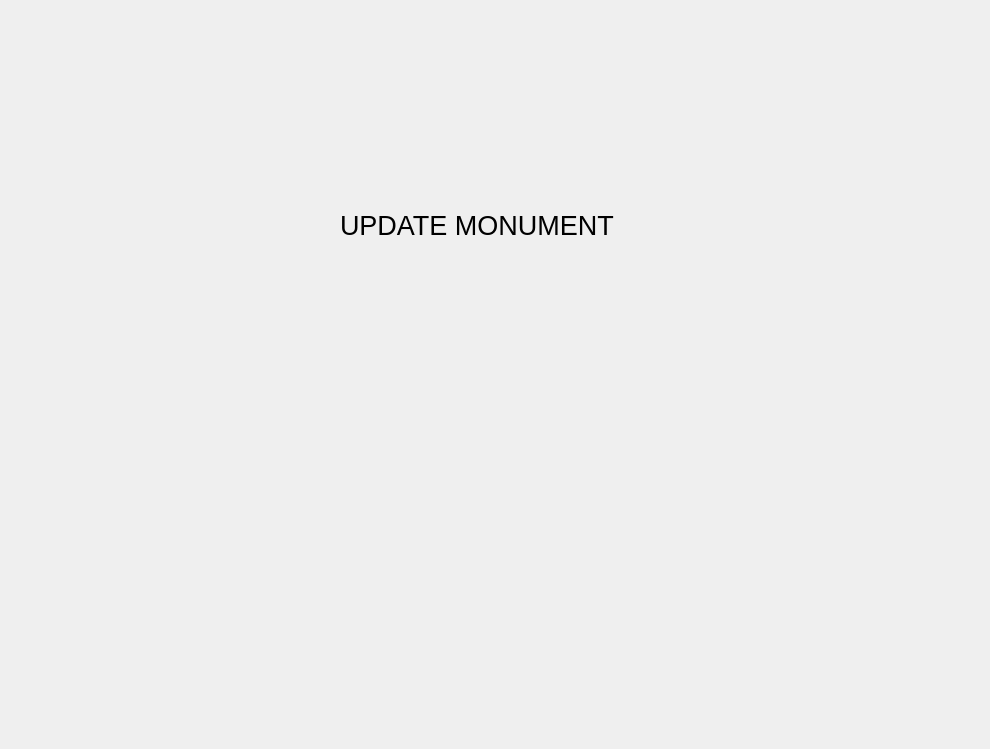
The window that app/ui/update_monument_window.ui (reisenbest/PPK_ARCHEOMAP) describes before a commit, drawn with Qt 5.
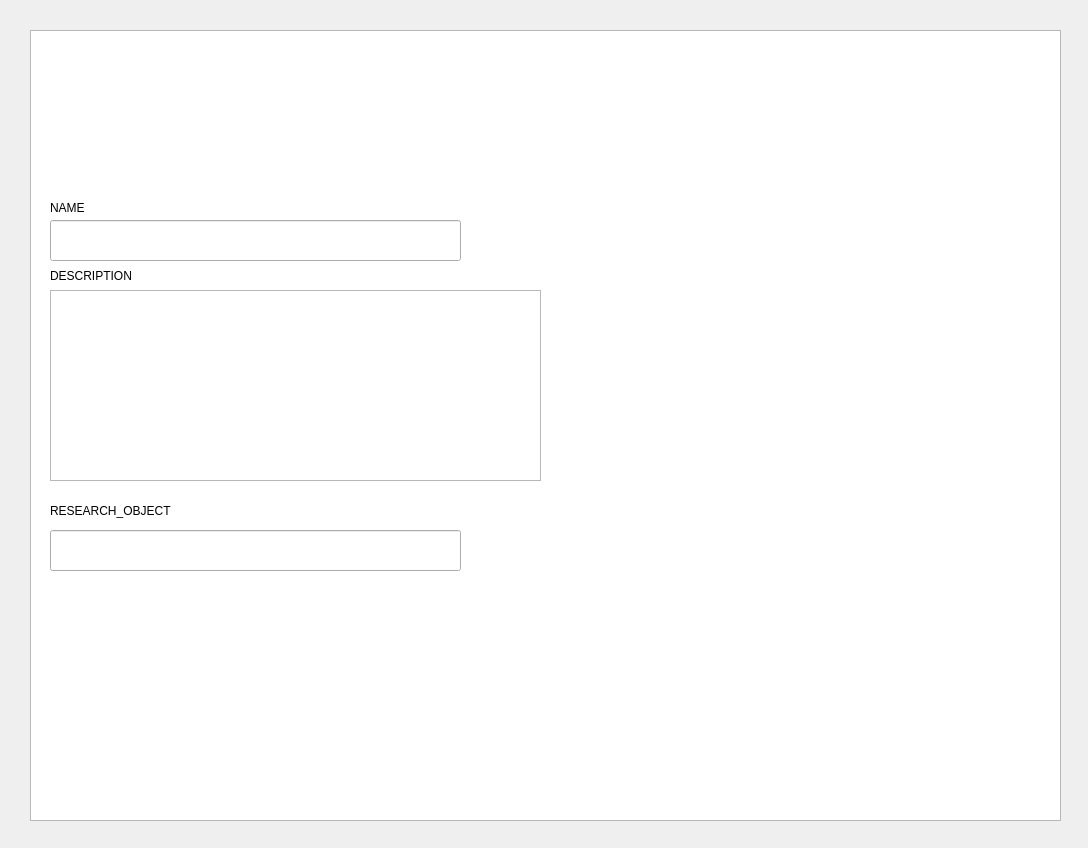
The same window after the commit.

Diff of the .ui file:
```diff
--- a/app/ui/update_monument_window.ui
+++ b/app/ui/update_monument_window.ui
@@ -6,29 +6,90 @@
    <rect>
     <x>0</x>
     <y>0</y>
-    <width>990</width>
-    <height>749</height>
+    <width>1088</width>
+    <height>848</height>
    </rect>
   </property>
   <property name="windowTitle">
    <string>Form</string>
   </property>
-  <widget class="QLabel" name="label">
+  <widget class="QTextBrowser" name="MonumentContainer">
    <property name="geometry">
     <rect>
-     <x>340</x>
-     <y>140</y>
-     <width>321</width>
-     <height>171</height>
+     <x>30</x>
+     <y>30</y>
+     <width>1031</width>
+     <height>791</height>
     </rect>
    </property>
-   <property name="font">
-    <font>
-     <pointsize>20</pointsize>
-    </font>
+  </widget>
+  <widget class="QLineEdit" name="nameEdit">
+   <property name="geometry">
+    <rect>
+     <x>50</x>
+     <y>220</y>
+     <width>411</width>
+     <height>41</height>
+    </rect>
    </property>
+  </widget>
+  <widget class="QLineEdit" name="resObjEdit">
+   <property name="geometry">
+    <rect>
+     <x>50</x>
+     <y>530</y>
+     <width>411</width>
+     <height>41</height>
+    </rect>
+   </property>
+  </widget>
+  <widget class="QTextEdit" name="descriptionEdit">
+   <property name="geometry">
+    <rect>
+     <x>50</x>
+     <y>290</y>
+     <width>491</width>
+     <height>191</height>
+    </rect>
+   </property>
+  </widget>
+  <widget class="QLabel" name="namelabel">
+   <property name="geometry">
+    <rect>
+     <x>50</x>
+     <y>200</y>
+     <width>301</width>
+     <height>16</height>
+    </rect>
+   </property>
    <property name="text">
-    <string>UPDATE MONUMENT</string>
+    <string>NAME</string>
+   </property>
+  </widget>
+  <widget class="QLabel" name="descrLabel">
+   <property name="geometry">
+    <rect>
+     <x>50</x>
+     <y>260</y>
+     <width>261</width>
+     <height>31</height>
+    </rect>
+   </property>
+   <property name="text">
+    <string>DESCRIPTION</string>
+   </property>
+  </widget>
+  <widget class="QLabel" name="resObjLable">
+   <property name="geometry">
+    <rect>
+     <x>50</x>
+     <y>495</y>
+     <width>431</width>
+     <height>31</height>
+    </rect>
+   </property>
+   <property name="text">
+    <string>RESEARCH_OBJECT</string>
    </property>
   </widget>
  </widget>
```
